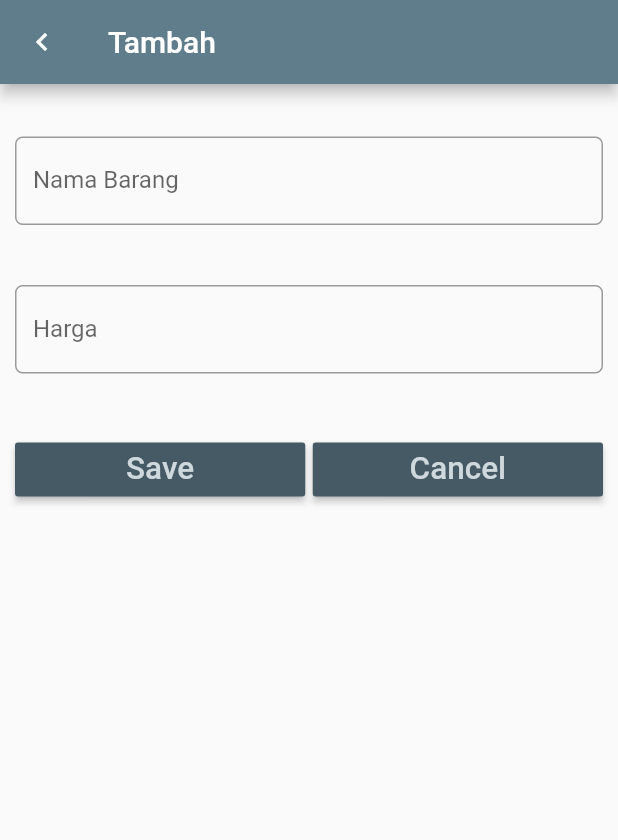
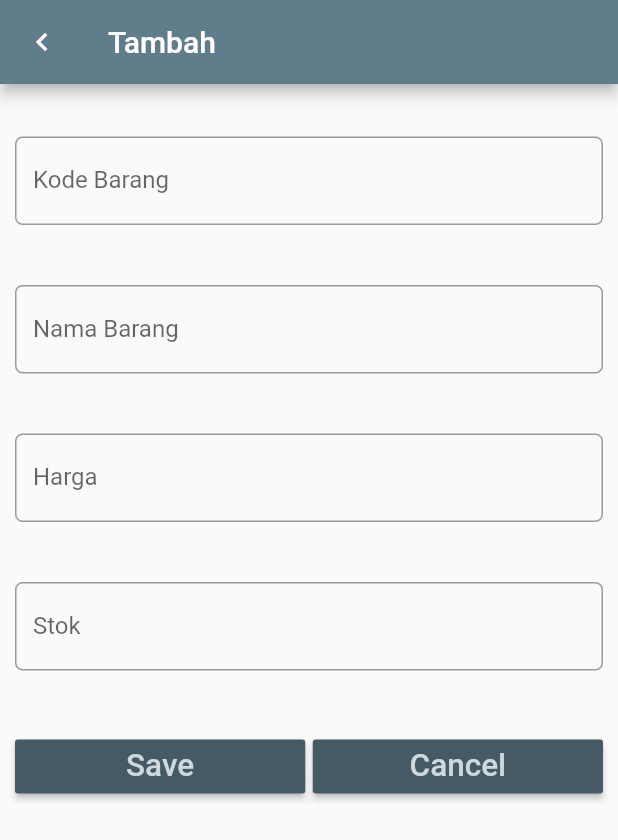
Before and after one commit to chafidhoturrochimah/flutter_week6_databasesqlite, a Flutter app: the screen it shows after launch, after a tap on "Tambah Item", on a phone screen of 412 x 824 dp. Shown: the top 840 px of the screen. Run offline on Flutter 3.47's test engine with Material 2 defaults, Android fonts, the phone set to English and light mode, and no system bars; our stand-ins replace sqflite; accounts and stored records are empty.

Commit message:
TUGAS 2 MENAMBAH VARIABEL STOK DAN KODE BARANG

```diff
--- a/lib/UI/EntryForm.dart
+++ b/lib/UI/EntryForm.dart
@@ -16,15 +16,22 @@ class EntryFormState extends State<EntryForm> {
 
   EntryFormState(this.item);
 
+  TextEditingController kodeBarangController = TextEditingController();
   TextEditingController nameController = TextEditingController();
   TextEditingController priceController = TextEditingController();
+  //textediting controller untuk stok dan kode
+  TextEditingController stokController = TextEditingController();
+
 
   @override
   Widget build(BuildContext context) {
     //kondisi
     if (item != null) {
+      kodeBarangController.text = item.kodeBarang;
       nameController.text = item.name;
       priceController.text = item.price.toString();
+      //kondisi stok dan kode
+      stokController.text = item.stok.toString();
     }
 
     //rubah
@@ -37,6 +44,24 @@ class EntryFormState extends State<EntryForm> {
         padding: EdgeInsets.only(top: 15.0, left: 10.0, right: 10.0),
         child: ListView(
           children: <Widget>[
+            // KodeBarang
+            Padding(
+              padding: EdgeInsets.only(top: 20.0, bottom: 20.0),
+              child: TextField(
+                controller: kodeBarangController,
+                keyboardType: TextInputType.text,
+                decoration: InputDecoration(
+                  labelText: 'Kode Barang',
+                  border: OutlineInputBorder(
+                    borderRadius: BorderRadius.circular(5.0),
+                  ),
+                ),
+                onChanged: (value) {
+                  //
+                },
+              ),
+            ),
+
             // nama
             Padding(
               padding: EdgeInsets.only(top: 20.0, bottom: 20.0),
@@ -73,6 +98,24 @@ class EntryFormState extends State<EntryForm> {
               ),
             ),
 
+            // stok
+            Padding(
+              padding: EdgeInsets.only(top: 20.0, bottom: 20.0),
+              child: TextField(
+                controller: stokController,
+                keyboardType: TextInputType.number,
+                decoration: InputDecoration(
+                  labelText: 'Stok',
+                  border: OutlineInputBorder(
+                    borderRadius: BorderRadius.circular(5.0),
+                  ),
+                ),
+                onChanged: (value) {
+                  //
+                },
+              ),
+            ),
+
             // tombol button
             Padding(
               padding: EdgeInsets.only(top: 20.0, bottom: 20.0),
@@ -91,13 +134,20 @@ class EntryFormState extends State<EntryForm> {
                       onPressed: () {
                         if (item == null) {
                           // tambah data
-                          item = Item(nameController.text,
-                            int.parse(priceController.text)
+                          item = Item(
+                            kodeBarangController.text,
+                            nameController.text,
+                            int.parse(priceController.text),
+                            //tambah data kode dan kode
+                            int.parse(stokController.text)
                           );
                         } else {
                           // ubah data
+                          item.kodeBarang = kodeBarangController.text;
                           item.name = nameController.text;
                           item.price = int.parse(priceController.text);
+                          //ubah data stok dan kode
+                          item.stok = int.parse(stokController.text);
                         }
                         // kembali ke layar sebelumnya dengan membawa objek item
                         Navigator.pop(context, item);
--- a/lib/models/Item.dart
+++ b/lib/models/Item.dart
@@ -2,10 +2,17 @@ import 'package:flutter/material.dart';
 
 class Item{
   int _id;
+  String _kodeBarang;
   String _name;
   int _price;
+  //tambah variabel
+  int _stok;
+
 
   int get id => _id;
+
+  String get kodeBarang => this._kodeBarang;
+  set kodeBarang(String value) => this._kodeBarang = value;
 
   String get name => this._name;
   set name(String value) => this._name = value;
@@ -13,14 +20,20 @@ class Item{
   get price => this._price;
   set price(value) => this._price = value;
 
+  //getter setter
+  get stok => this._stok;
+  set stok(value) => this._stok = value;
+
   // konstruktor versi 1
-  Item(this._name, this._price);
+  Item(this._kodeBarang, this._name, this._price, this._stok);
 
   // konstruktor versi 2: konversi dari Map ke Item
   Item.fromMap(Map<String, dynamic> map) {
     this._id = map['id'];
+    this._kodeBarang = map['kodeBarang'];
     this._name = map['name'];
     this._price = map['price'];
+    this._stok = map['stok'];
   }
 
   // konversi dari Item ke Map
@@ -28,8 +41,10 @@ class Item{
   Map<String, dynamic> toMap() {
     Map<String, dynamic> map = Map<String, dynamic>();
     map['id'] = this._id;
+    map['kodeBarang'] = kodeBarang;
     map['name'] = name;
     map['price'] = price;
+    map['stok'] = stok;
     return map;
   }
 }
```
Also changed, not shown: lib/UI/Home.dart (+9 -12 lines), lib/helpers/DbHelper.dart (+19 -6 lines).
